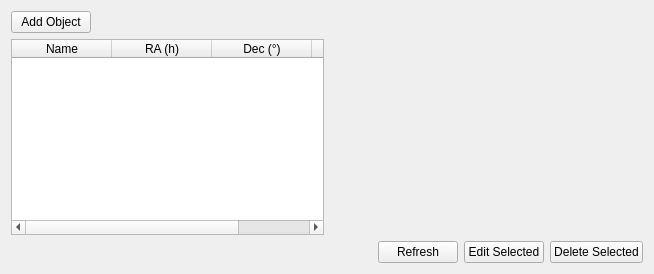
This is uifiles/objects_tab.ui in prookyon/MonoObsLog2 as Qt 5 draws it before an edit. The edited form follows.
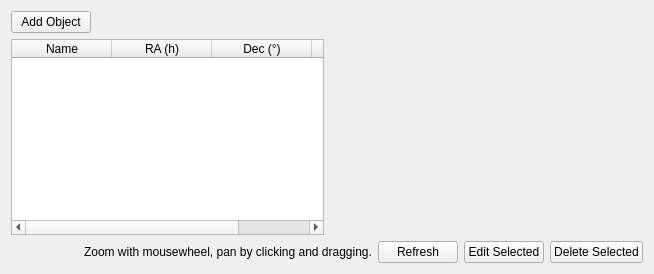
This is the edited form. Custom widgets are drawn as their Qt base class.

Commit message: Constellations displayed in Objects tab sky plot

Patch:
```diff
--- a/uifiles/objects_tab.ui
+++ b/uifiles/objects_tab.ui
@@ -101,6 +101,13 @@
          </property>
         </spacer>
        </item>
+       <item>
+        <widget class="QLabel" name="label">
+         <property name="text">
+          <string>&lt;html&gt;&lt;head/&gt;&lt;body&gt;&lt;p&gt;Zoom with mousewheel, pan by clicking and dragging.&lt;/p&gt;&lt;/body&gt;&lt;/html&gt;</string>
+         </property>
+        </widget>
+       </item>
        <item>
         <widget class="QPushButton" name="plotButton">
          <property name="toolTip">
```
The commit also changes 4 other files.
